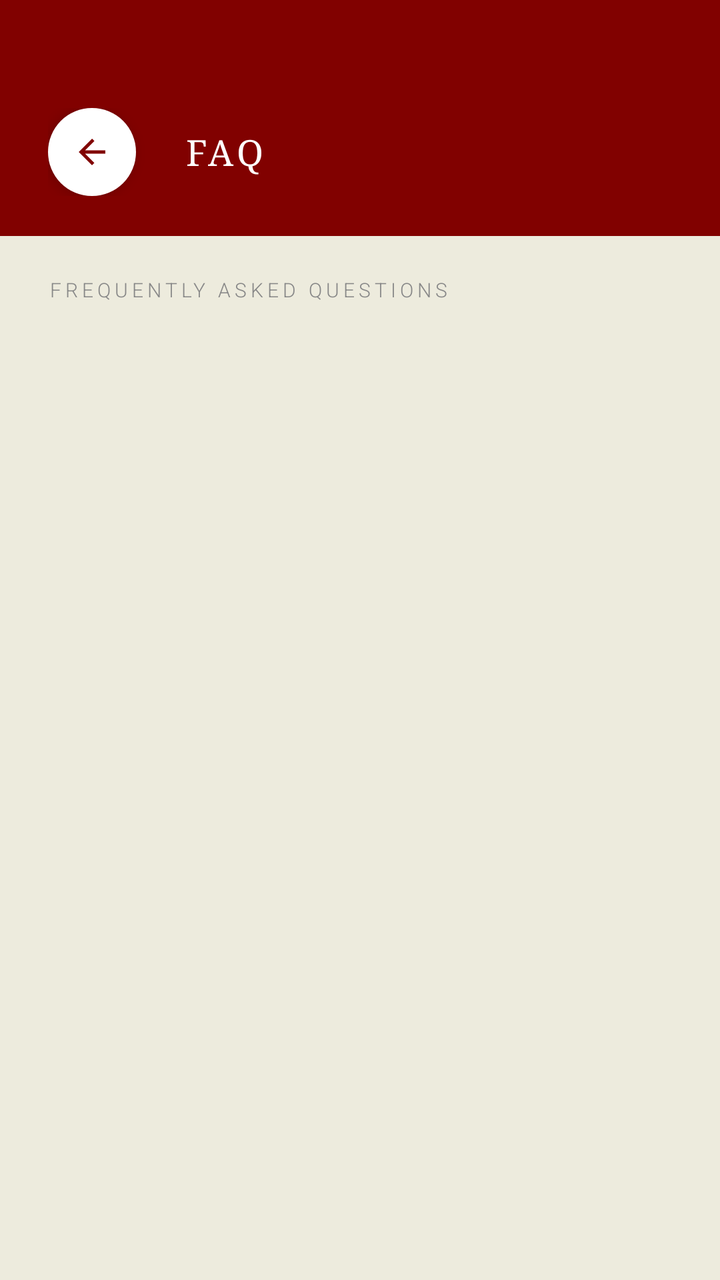
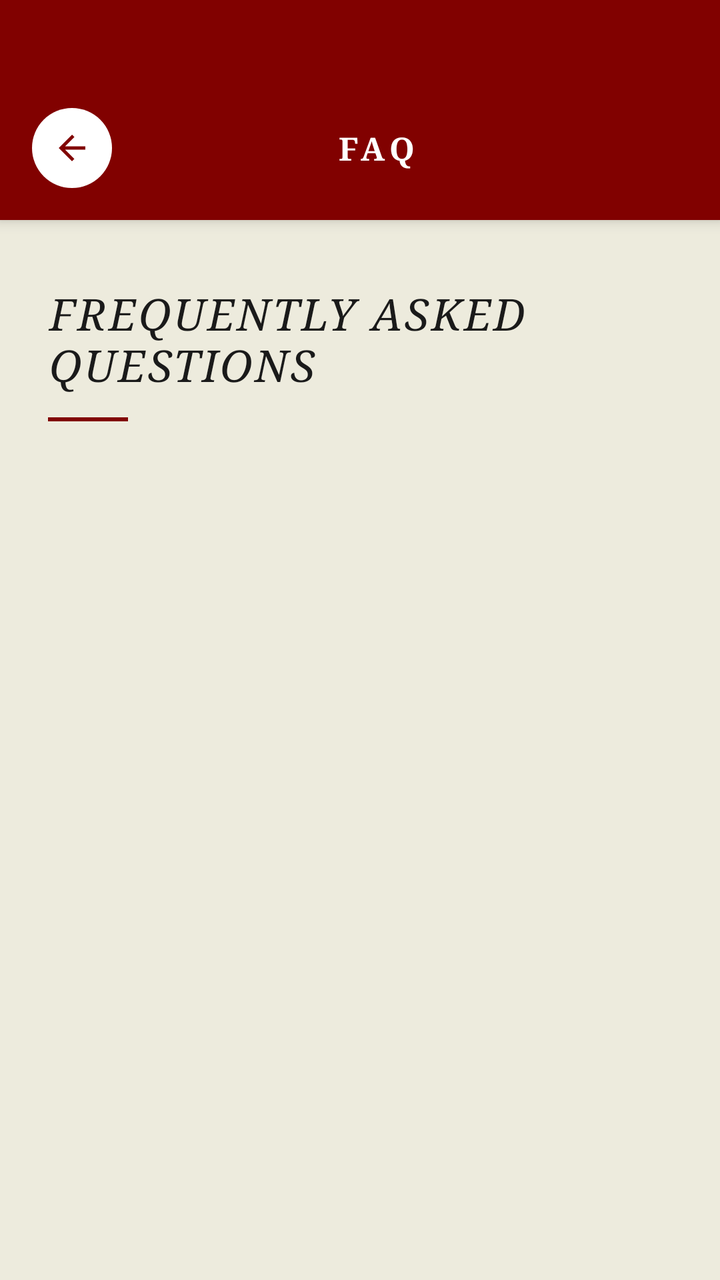

Before-and-after screenshots of an Android layout around one commit, followed by the original layout XML and the change that was made.
<!-- AndroidManifest.xml: application theme Theme.Saive -->
<!-- res/layout/activity_faq.xml -->
<?xml version="1.0" encoding="utf-8"?>
<androidx.constraintlayout.widget.ConstraintLayout
    xmlns:android="http://schemas.android.com/apk/res/android"
    xmlns:app="http://schemas.android.com/apk/res-auto"
    xmlns:tools="http://schemas.android.com/tools"
    android:id="@+id/main"
    android:layout_width="match_parent"
    android:layout_height="match_parent"
    tools:context=".ui.FaqActivity"
    android:background="@color/colorCotton">

    
    <com.google.android.material.card.MaterialCardView
        android:id="@+id/toolbar"
        android:layout_width="match_parent"
        android:layout_height="wrap_content"
        app:cardBackgroundColor="@color/colorMaroon"
        app:cardCornerRadius="0dp"
        app:cardElevation="0dp"
        app:strokeWidth="0dp"
        app:layout_constraintTop_toTopOf="parent">

        <LinearLayout
            android:layout_width="match_parent"
            android:layout_height="wrap_content"
            android:orientation="horizontal"
            android:paddingHorizontal="24dp"
            android:paddingTop="54dp"
            android:paddingBottom="20dp"
            android:gravity="center_vertical">

            <ImageButton
                android:id="@+id/btnBack"
                android:layout_width="44dp"
                android:layout_height="44dp"
                android:background="@drawable/bg_circle_white"
                android:elevation="4dp"
                android:padding="12dp"
                android:scaleType="centerInside"
                android:src="@drawable/ic_back"
                app:tint="@color/colorMaroon" />

            <TextView
                android:layout_width="0dp"
                android:layout_height="wrap_content"
                android:layout_weight="1"
                android:layout_marginStart="24dp"
                android:text="@string/menu_faq"
                android:fontFamily="serif"
                android:textSize="18sp"
                android:textAllCaps="true"
                android:letterSpacing="0.1"
                android:textColor="@color/colorOnMaroon" />

        </LinearLayout>
    </com.google.android.material.card.MaterialCardView>

    
    <TextView
        android:id="@+id/tvSubtitle"
        android:layout_width="match_parent"
        android:layout_height="wrap_content"
        android:paddingHorizontal="24dp"
        android:paddingTop="20dp"
        android:paddingBottom="8dp"
        android:text="@string/faq_subtitle"
        android:textSize="10sp"
        android:letterSpacing="0.2"
        android:fontFamily="sans-serif-light"
        android:textColor="@color/colorGrayText"
        app:layout_constraintTop_toBottomOf="@id/toolbar" />

    
    <androidx.recyclerview.widget.RecyclerView
        android:id="@+id/rvFaq"
        android:layout_width="match_parent"
        android:layout_height="0dp"
        android:layout_marginTop="8dp"
        android:paddingHorizontal="24dp"
        android:paddingBottom="32dp"
        android:clipToPadding="false"
        android:overScrollMode="never"
        app:layout_constraintTop_toBottomOf="@id/tvSubtitle"
        app:layout_constraintBottom_toBottomOf="parent" />

</androidx.constraintlayout.widget.ConstraintLayout>
<!-- resources referenced by this layout -->
<resources>
  <color name="colorCotton">#EDEBDD</color>
  <color name="colorGrayText">#888888</color>
  <color name="colorMaroon">#810100</color>
  <color name="colorOnMaroon">#FFFFFF</color>
  <!-- drawable bg_circle_white (drawable) -->
  <?xml version="1.0" encoding="utf-8"?>
  <shape xmlns:android="http://schemas.android.com/apk/res/android">
      <solid android:color="@color/white" />
      <corners android:radius="1000dp" />
  </shape>
  <!-- drawable ic_back (drawable) -->
  <vector xmlns:android="http://schemas.android.com/apk/res/android"
      android:width="24dp"
      android:height="24dp"
      android:viewportWidth="24"
      android:viewportHeight="24">
      <path
          android:fillColor="#000000"
          android:pathData="M20,11H7.83l5.59,-5.59L12,4l-8,8l8,8l1.41,-1.41L7.83,13H20V11Z" />
  </vector>
  <string name="faq_subtitle">FREQUENTLY ASKED QUESTIONS</string>
  <string name="menu_faq">FAQ</string>
  <style name="Theme.Saive" parent="Base.Theme.Saive" />
  <color name="white">#FFFFFFFF</color>
  <color name="colorLinen">#D4C9B8</color>
  <color name="colorNoirBlack">#1A1A1A</color>
  <style name="TextAppearance.Saive.Header" parent="TextAppearance.MaterialComponents.Headline3">
          <item name="android:fontFamily">serif</item>
          <item name="android:textStyle">italic</item>
          <item name="android:textSize">@dimen/text_size_h1</item>
          <item name="android:textColor">@color/colorNoirBlack</item>
          <item name="android:letterSpacing">0.02</item>
      </style>
  <style name="TextAppearance.Saive.SectionHeader" parent="TextAppearance.Saive.Header">
          <item name="android:textSize">@dimen/text_size_h3</item>
          <item name="android:textStyle">normal</item>
          <item name="android:textAllCaps">false</item>
      </style>
  <style name="TextAppearance.Saive.Thin" parent="TextAppearance.MaterialComponents.Body1">
          <item name="android:fontFamily">sans-serif-light</item>
          <item name="android:letterSpacing">0.05</item>
      </style>
  <style name="TextAppearance.Saive.Light" parent="TextAppearance.MaterialComponents.Body2">
          <item name="android:fontFamily">sans-serif-light</item>
      </style>
  <style name="TextAppearance.Saive.Label" parent="TextAppearance.Saive.Thin">
          <item name="android:fontFamily">sans-serif-medium</item>
          <item name="android:textSize">@dimen/text_size_tiny</item>
          <item name="android:textColor">@color/colorNoirBlack</item>
          <item name="android:textAllCaps">true</item>
          <item name="android:letterSpacing">0.15</item>
      </style>
  <dimen name="text_size_h1">28sp</dimen>
  <dimen name="text_size_h3">20sp</dimen>
  <dimen name="text_size_tiny">10sp</dimen>
  <!-- unchanged entries left out for length: 1 -->
</resources>

<!-- the commit's change to res/layout/activity_faq.xml (unified diff, before → after) -->
@@ -16,71 +16,89 @@
         android:layout_height="wrap_content"
         app:cardBackgroundColor="@color/colorMaroon"
         app:cardCornerRadius="0dp"
-        app:cardElevation="0dp"
+        app:cardElevation="4dp"
         app:strokeWidth="0dp"
         app:layout_constraintTop_toTopOf="parent">
 
-        <LinearLayout
+        <androidx.constraintlayout.widget.ConstraintLayout
             android:layout_width="match_parent"
             android:layout_height="wrap_content"
-            android:orientation="horizontal"
-            android:paddingHorizontal="24dp"
+            android:paddingHorizontal="16dp"
             android:paddingTop="54dp"
-            android:paddingBottom="20dp"
-            android:gravity="center_vertical">
+            android:paddingBottom="16dp">
 
             <ImageButton
                 android:id="@+id/btnBack"
-                android:layout_width="44dp"
-                android:layout_height="44dp"
+                android:layout_width="40dp"
+                android:layout_height="40dp"
                 android:background="@drawable/bg_circle_white"
-                android:elevation="4dp"
-                android:padding="12dp"
+                android:padding="10dp"
                 android:scaleType="centerInside"
                 android:src="@drawable/ic_back"
+                app:layout_constraintBottom_toBottomOf="parent"
+                app:layout_constraintStart_toStartOf="parent"
+                app:layout_constraintTop_toTopOf="parent"
                 app:tint="@color/colorMaroon" />
 
             <TextView
                 android:layout_width="0dp"
                 android:layout_height="wrap_content"
-                android:layout_weight="1"
-                android:layout_marginStart="24dp"
+                android:layout_marginStart="16dp"
+                android:fontFamily="serif"
+                android:gravity="center"
+                android:letterSpacing="0.15"
                 android:text="@string/menu_faq"
-                android:fontFamily="serif"
-                android:textSize="18sp"
                 android:textAllCaps="true"
-                android:letterSpacing="0.1"
-                android:textColor="@color/colorOnMaroon" />
+                android:textColor="@color/colorOnMaroon"
+                android:textSize="16sp"
+                android:textStyle="bold"
+                app:layout_constraintBottom_toBottomOf="parent"
+                app:layout_constraintEnd_toEndOf="parent"
+                app:layout_constraintStart_toStartOf="parent"
+                app:layout_constraintTop_toTopOf="parent" />
 
-        </LinearLayout>
+        </androidx.constraintlayout.widget.ConstraintLayout>
     </com.google.android.material.card.MaterialCardView>
 
     
-    <TextView
-        android:id="@+id/tvSubtitle"
+    <LinearLayout
+        android:id="@+id/subtitleContainer"
         android:layout_width="match_parent"
         android:layout_height="wrap_content"
+        android:orientation="vertical"
         android:paddingHorizontal="24dp"
-        android:paddingTop="20dp"
-        android:paddingBottom="8dp"
-        android:text="@string/faq_subtitle"
-        android:textSize="10sp"
-        android:letterSpacing="0.2"
-        android:fontFamily="sans-serif-light"
-        android:textColor="@color/colorGrayText"
-        app:layout_constraintTop_toBottomOf="@id/toolbar" />
+        android:paddingTop="32dp"
+        android:paddingBottom="16dp"
+        app:layout_constraintTop_toBottomOf="@id/toolbar">
+
+        <TextView
+            android:id="@+id/tvSubtitle"
+            android:layout_width="wrap_content"
+            android:layout_height="wrap_content"
+            android:fontFamily="serif"
+            android:letterSpacing="0.05"
+            android:text="@string/faq_subtitle"
+            android:textColor="@color/colorNoirBlack"
+            android:textSize="22sp"
+            android:textStyle="italic" />
+
+        <View
+            android:layout_width="40dp"
+            android:layout_height="2dp"
+            android:layout_marginTop="12dp"
+            android:background="@color/colorMaroon" />
+    </LinearLayout>
 
     
     <androidx.recyclerview.widget.RecyclerView
         android:id="@+id/rvFaq"
         android:layout_width="match_parent"
         android:layout_height="0dp"
-        android:layout_marginTop="8dp"
+        android:clipToPadding="false"
+        android:overScrollMode="never"
         android:paddingHorizontal="24dp"
         android:paddingBottom="32dp"
-        android:clipToPadding="false"
-        android:overScrollMode="never"
-        app:layout_constraintTop_toBottomOf="@id/tvSubtitle"
-        app:layout_constraintBottom_toBottomOf="parent" />
+        app:layout_constraintBottom_toBottomOf="parent"
+        app:layout_constraintTop_toBottomOf="@id/subtitleContainer" />
 
 </androidx.constraintlayout.widget.ConstraintLayout>
<!-- resource entries referenced after the edit -->
@@ -1,7 +1,6 @@
 <!-- resources referenced by this layout -->
 <resources>
   <color name="colorCotton">#EDEBDD</color>
-  <color name="colorGrayText">#888888</color>
   <color name="colorMaroon">#810100</color>
   <color name="colorOnMaroon">#FFFFFF</color>
   <!-- drawable bg_circle_white (drawable) -->
